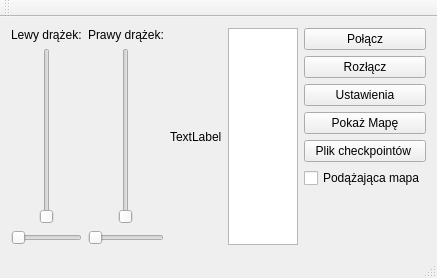
First picture: the form in mainwindow.ui, repository EddieTheHead/ERTCudQt, before the edit.
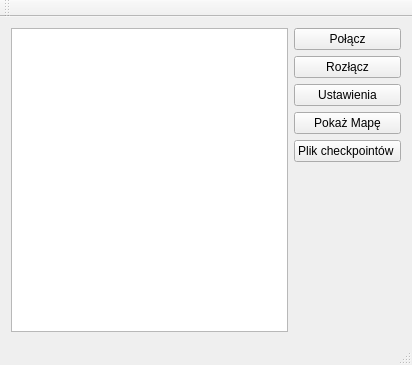
Second picture: the form after the edit.

Commit message: Wywalenie kontrolek od triggerów

```diff
--- a/mainwindow.ui
+++ b/mainwindow.ui
@@ -6,84 +6,19 @@
    <rect>
     <x>0</x>
     <y>0</y>
-    <width>407</width>
-    <height>278</height>
+    <width>412</width>
+    <height>365</height>
    </rect>
   </property>
   <property name="windowTitle">
    <string>MainWindow</string>
   </property>
   <widget class="QWidget" name="centralWidget">
-   <layout class="QHBoxLayout" name="horizontalLayout_2">
-    <item>
-     <layout class="QVBoxLayout" name="verticalLayoutLeftTrigger">
-      <item>
-       <widget class="QLabel" name="labelLeftTrigger">
-        <property name="text">
-         <string>Lewy drążek:</string>
-        </property>
-       </widget>
-      </item>
-      <item>
-       <layout class="QHBoxLayout" name="horizontalLayouLeftTrigger">
-        <item>
-         <widget class="QSlider" name="verticalSliderLeftVerticalTrigger">
-          <property name="orientation">
-           <enum>Qt::Vertical</enum>
-          </property>
-         </widget>
-        </item>
-       </layout>
-      </item>
-      <item>
-       <widget class="QSlider" name="horizontalSliderLeftHorizontalTrigger">
-        <property name="orientation">
-         <enum>Qt::Horizontal</enum>
-        </property>
-       </widget>
-      </item>
-     </layout>
-    </item>
-    <item>
-     <layout class="QVBoxLayout" name="verticalLayoutRightTrigger">
-      <item>
-       <widget class="QLabel" name="labelRightTrigger">
-        <property name="text">
-         <string>Prawy drążek:</string>
-        </property>
-       </widget>
-      </item>
-      <item>
-       <layout class="QHBoxLayout" name="horizontalLayoutRightTrigger">
-        <item>
-         <widget class="QSlider" name="verticalSliderRightVerticalTrigger">
-          <property name="orientation">
-           <enum>Qt::Vertical</enum>
-          </property>
-         </widget>
-        </item>
-       </layout>
-      </item>
-      <item>
-       <widget class="QSlider" name="horizontalSliderRightHorizontalTrigger">
-        <property name="orientation">
-         <enum>Qt::Horizontal</enum>
-        </property>
-       </widget>
-      </item>
-     </layout>
-    </item>
-    <item>
-     <widget class="QLabel" name="label">
-      <property name="text">
-       <string>TextLabel</string>
-      </property>
-     </widget>
-    </item>
-    <item>
+   <layout class="QGridLayout" name="gridLayout">
+    <item row="0" column="0">
      <widget class="QPlainTextEdit" name="plainTextEditLog"/>
     </item>
-    <item>
+    <item row="0" column="1">
      <layout class="QVBoxLayout" name="verticalLayoutButtons">
       <item>
        <widget class="QPushButton" name="pushButtonConnect">
@@ -120,13 +55,6 @@
         </property>
        </widget>
       </item>
-      <item>
-       <widget class="QCheckBox" name="checkBox_followRover">
-        <property name="text">
-         <string>Podążająca mapa</string>
-        </property>
-       </widget>
-      </item>
       <item>
        <spacer name="verticalSpacerButtons">
         <property name="orientation">
```
Left out of the diff: 2 changed lines with no effect on the pictures. The commit also changes 5 other files.
